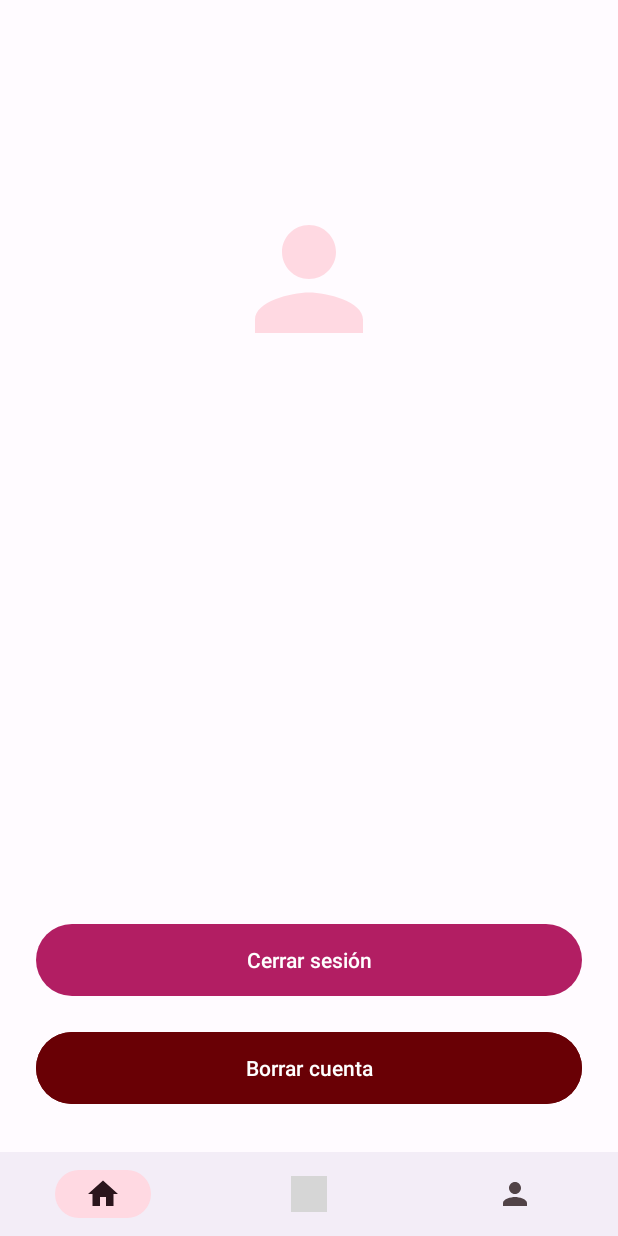
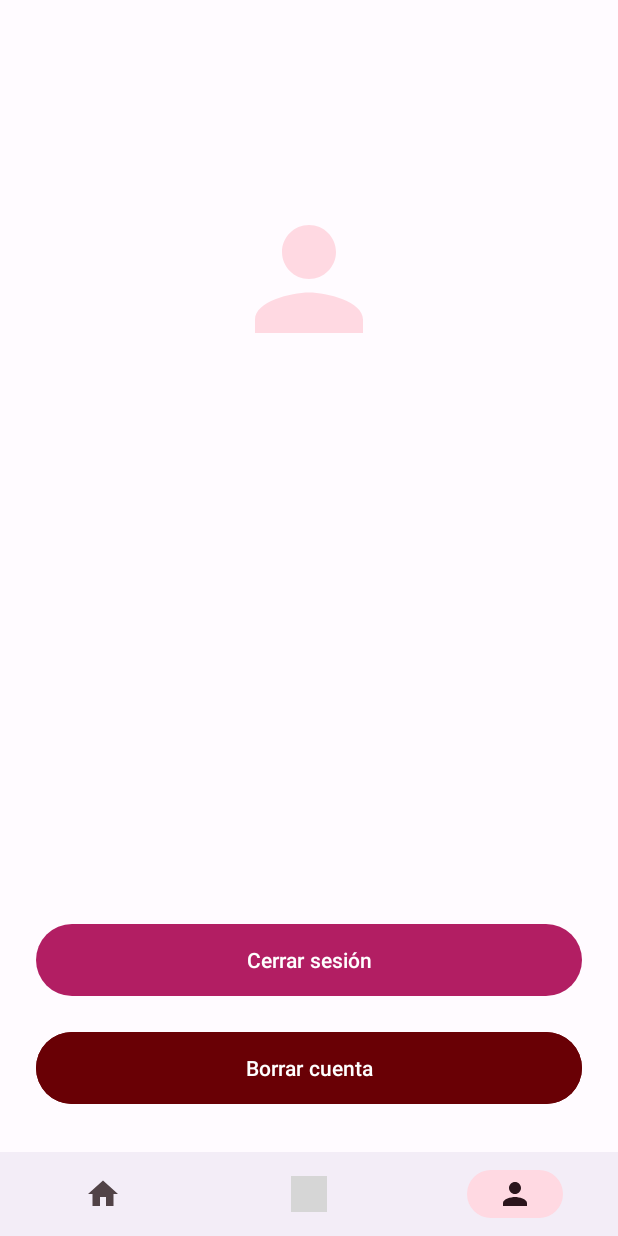
Before and after one commit to LucianoIvanBlanco/SommelAI, an Android app: the HomeActivity screen opened directly, with no data from a screen before it, on a phone screen of 412 x 824 dp. Run offline under Robolectric (Android 15) with nearby library versions, the light colour scheme and no system bars; our stand-ins replace navigation-ui; grey boxes are pictures that could not be loaded.

Commit message:
bnv_home ok

```diff
--- /dev/null
+++ b/app/src/main/java/com/blanco/somelai/data/network/model/WineModel.kt
@@ -0,0 +1,6 @@
+package com.blanco.somelai.data.network.model
+
+class WineModel {
+
+    // TODO crear el modelo
+}
--- /dev/null
+++ b/app/src/main/java/com/blanco/somelai/ui/adapter/WineCountryAdapter.kt
@@ -0,0 +1,4 @@
+package com.blanco.somelai.ui.adapter
+
+class WineCountryAdapter {
+}
--- /dev/null
+++ b/app/src/main/java/com/blanco/somelai/ui/adapter/WineTypeAdapter.kt
@@ -0,0 +1,4 @@
+package com.blanco.somelai.ui.adapter
+
+class WineTypeAdapter {
+}
--- a/app/src/main/java/com/blanco/somelai/ui/home/HomeActivity.kt
+++ b/app/src/main/java/com/blanco/somelai/ui/home/HomeActivity.kt
@@ -2,11 +2,29 @@ package com.blanco.somelai.ui.home
 
 import androidx.appcompat.app.AppCompatActivity
 import android.os.Bundle
+import androidx.navigation.fragment.findNavController
+import androidx.navigation.ui.setupWithNavController
 import com.blanco.somelai.R
+import com.blanco.somelai.databinding.ActivityHomeBinding
 
 class HomeActivity : AppCompatActivity() {
+
+    private lateinit var _binding: ActivityHomeBinding
+    private val binding: ActivityHomeBinding get() = _binding
+
     override fun onCreate(savedInstanceState: Bundle?) {
         super.onCreate(savedInstanceState)
-        setContentView(R.layout.activity_home)
+        _binding = ActivityHomeBinding.inflate(layoutInflater)
+        setContentView(binding.root)
+
+        val navHostFragment =
+            supportFragmentManager.findFragmentById(binding.fcvHome.id)
+        val controller = navHostFragment?.findNavController()
+
+        if (controller != null) {
+            binding.bnvHome.setupWithNavController(controller)
+        }
+
+
     }
 }
--- a/app/src/main/java/com/blanco/somelai/ui/home/profile/ProfileFragment.kt
+++ b/app/src/main/java/com/blanco/somelai/ui/home/profile/ProfileFragment.kt
@@ -6,16 +6,20 @@ import android.view.LayoutInflater
 import android.view.View
 import android.view.ViewGroup
 import com.blanco.somelai.R
+import com.blanco.somelai.databinding.FragmentProfileBinding
 
 
 class ProfileFragment : Fragment() {
+
+    private lateinit var _binding: FragmentProfileBinding
+    private val binding get() = _binding
 
     override fun onCreateView(
         inflater: LayoutInflater, container: ViewGroup?,
         savedInstanceState: Bundle?
     ): View? {
-        // Inflate the layout for this fragment
-        return inflater.inflate(R.layout.fragment_profile, container, false)
+        _binding = FragmentProfileBinding.inflate(inflater, container, false)
+        return binding.root
     }
 
 }
--- a/app/src/main/res/layout/activity_main.xml
+++ b/app/src/main/res/layout/activity_main.xml
@@ -14,6 +14,7 @@
         app:layout_constraintBottom_toBottomOf="parent"
         app:layout_constraintEnd_toEndOf="parent"
         app:layout_constraintStart_toStartOf="parent"
-        app:layout_constraintTop_toTopOf="parent" />
+        app:layout_constraintTop_toTopOf="parent"
+        app:navGraph="@navigation/initial_nav_graph" />
 
 </androidx.constraintlayout.widget.ConstraintLayout>
--- a/app/src/main/res/layout/item_wine_country.xml
+++ b/app/src/main/res/layout/item_wine_country.xml
@@ -5,7 +5,6 @@
     android:layout_height="match_parent">
 
     <com.google.android.material.card.MaterialCardView
-        android:cardBackgroundColor="@color/md_theme_light_background"
         style="?attr/materialCardViewElevatedStyle"
         android:id="@+id/mcv_wine_type"
         android:layout_width="wrap_content"
--- a/app/src/main/res/navigation/nav_graph_home.xml
+++ b/app/src/main/res/navigation/nav_graph_home.xml
@@ -3,20 +3,20 @@
     xmlns:app="http://schemas.android.com/apk/res-auto"
     xmlns:tools="http://schemas.android.com/tools"
     android:id="@+id/nav_graph_home"
-    app:startDestination="@id/profileFragment2">
+    app:startDestination="@id/profileFragment">
 
     <fragment
-        android:id="@+id/profileFragment2"
+        android:id="@+id/profileFragment"
         android:name="com.blanco.somelai.ui.home.profile.ProfileFragment"
         android:label="fragment_profile"
         tools:layout="@layout/fragment_profile" />
     <fragment
-        android:id="@+id/feedFragment2"
+        android:id="@+id/feedFragment"
         android:name="com.blanco.somelai.ui.home.feed.FeedFragment"
         android:label="fragment_feed"
         tools:layout="@layout/fragment_feed" />
     <fragment
-        android:id="@+id/searchFragment2"
+        android:id="@+id/searchFragment"
         android:name="com.blanco.somelai.ui.home.search.SearchFragment"
         android:label="fragment_search"
         tools:layout="@layout/fragment_search" />
--- a/app/src/main/res/values/strings.xml
+++ b/app/src/main/res/values/strings.xml
@@ -30,4 +30,5 @@
     <string name="img_description">Imagen</string>
     <string name="title_wine_country">Vinos por pais:</string>
     <string name="title_category_wine_type">Vinos por tipo:</string>
+    <string name="default_score">5.5</string>
 </resources>
```
Also changed, not shown: app/src/main/java/com/blanco/somelai/data/network/WineApi.kt (+28 -0 lines), app/src/main/java/com/blanco/somelai/data/network/WineService.kt (added, +12 -0 lines), app/src/main/java/com/blanco/somelai/ui/home/feed/FeedFragment.kt (+7 -2 lines), app/src/main/java/com/blanco/somelai/ui/home/search/SearchFragment.kt (+12 -2 lines), app/src/main/res/layout/fragment_login.xml (+4 -4 lines), app/src/main/res/layout/item_wine_feed.xml (+6 -7 lines), app/src/main/res/navigation/initial_nav_graph.xml (added, +22 -0 lines), app/src/main/res/menu/home_menu.xml (line endings or trailing spaces).
